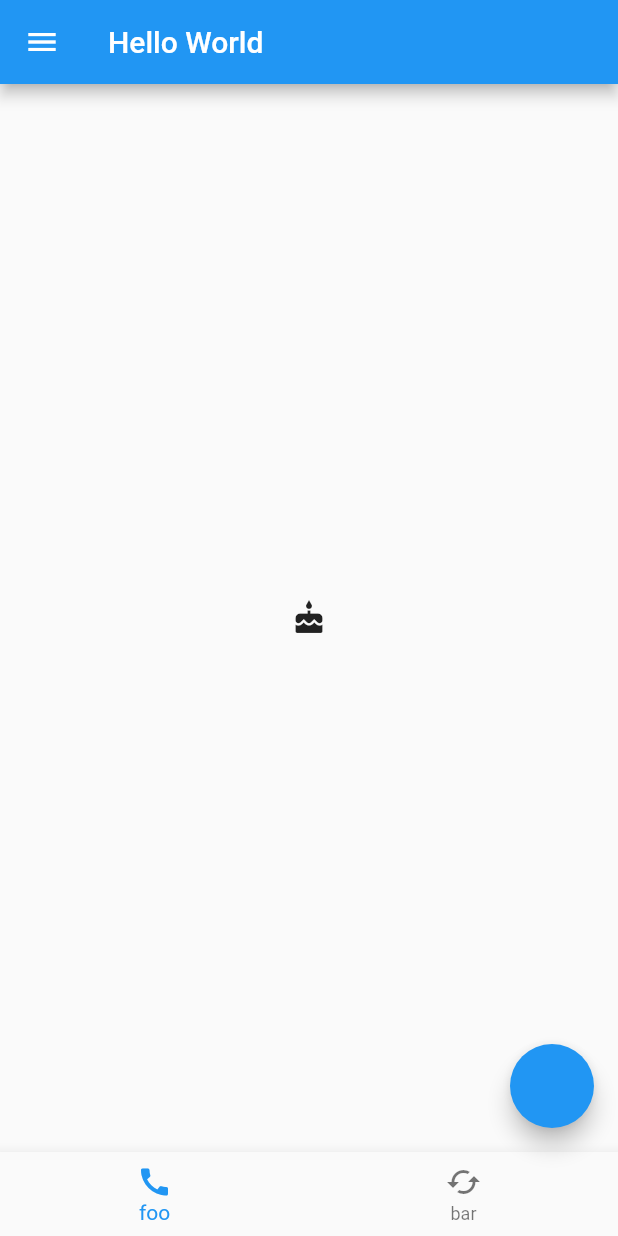
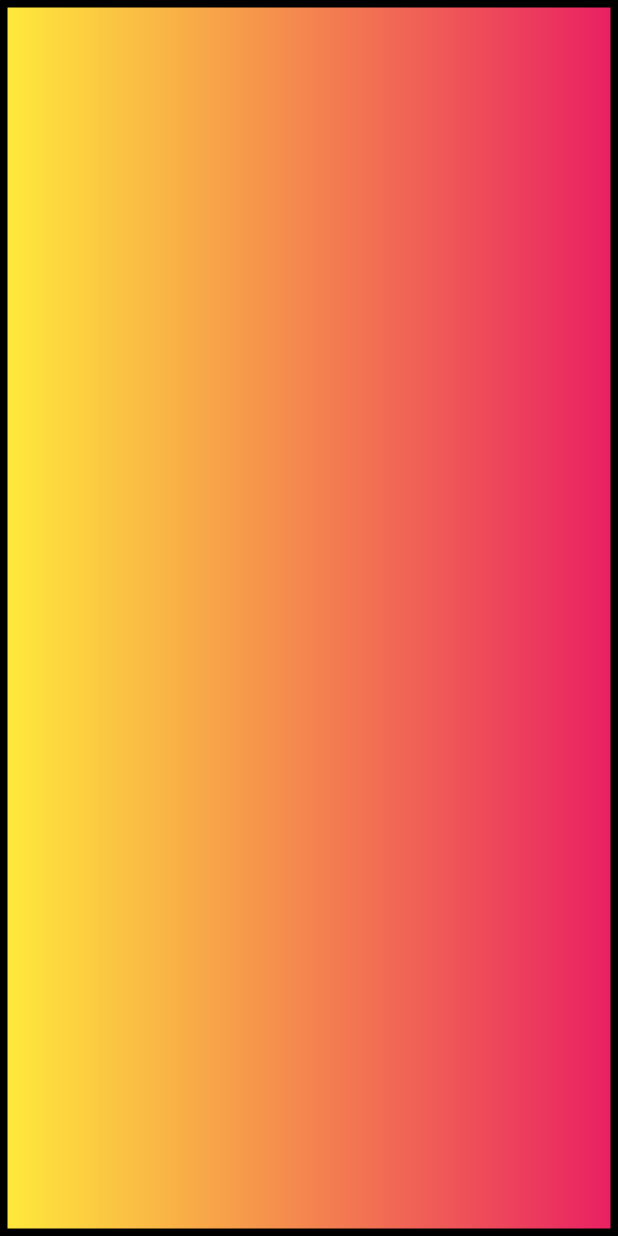
Before and after one commit to 0xSSDD/quizapp, a Flutter app: the screen it shows after launch, on a phone screen of 412 x 824 dp. Run offline on Flutter 3.47's test engine with Material 2 defaults, Android fonts, the phone set to English and light mode, and no system bars.

Commit message:
modifies scaffolding, to use box decoration

```diff
--- a/lib/main.dart
+++ b/lib/main.dart
@@ -4,22 +4,26 @@ import 'dart:io' show Platform;
 
 void main() => runApp(MyApp());
 
-class MyApp extends StatelessWidget{
-
+class MyApp extends StatelessWidget {
   @override
   Widget build(BuildContext context) {
     return MaterialApp(
       home: Scaffold(
-        appBar: AppBar(title: Text('Hello World'),),
-        body: Center(child: Icon(Icons.cake),),
-        floatingActionButton: FloatingActionButton(onPressed: () {},),
-        drawer: Drawer(),
-        bottomNavigationBar: BottomNavigationBar(items: [
-          BottomNavigationBarItem(label: 'foo', icon: Icon(Icons.call)),
-          BottomNavigationBarItem(label: 'bar', icon: Icon(Icons.cached))
-        ]),
+        body: Center(
+            child: Container(
+              alignment: Alignment.center,
+              decoration: BoxDecoration(
+                  color: Colors.blue,
+                  border: Border.all(width: 5),
+                  boxShadow: [
+                    BoxShadow(offset: Offset(40, 40), color: Colors.pink),
+                    BoxShadow(offset: Offset(20, 20), color: Colors.yellow),
+                  ],
+                  gradient: LinearGradient(colors: [Colors.yellow, Colors.pink])
+              ),
+            )
+        ),
       ),
     );
-
   }
 }
```
